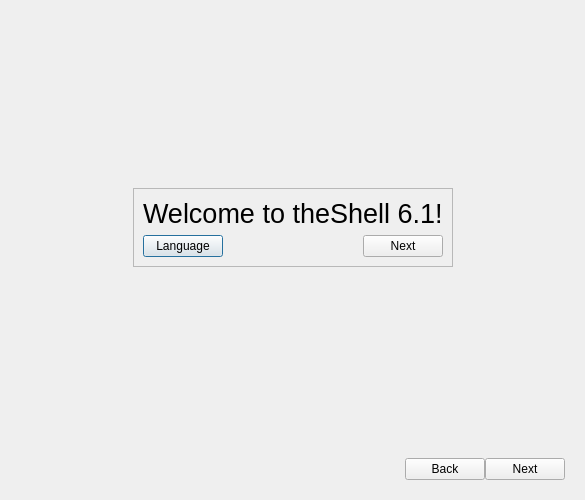
First picture: the form in onboarding.ui, repository vicr123/theshell, before the edit.
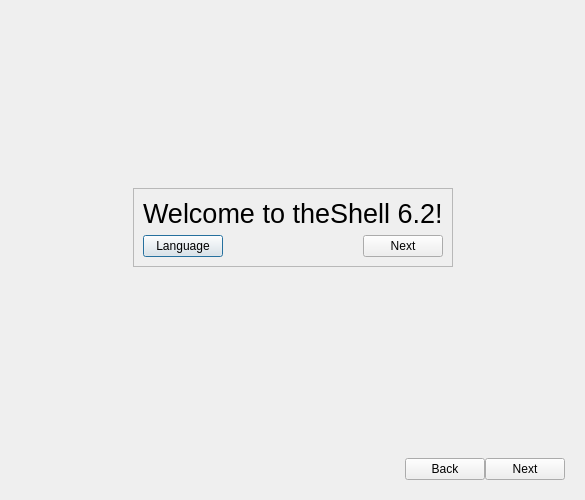
Second picture: the form after the edit. Icons and pictures are not drawn. Custom widgets are drawn as their Qt base class.

```diff
--- a/onboarding.ui
+++ b/onboarding.ui
@@ -89,7 +89,7 @@
              </font>
             </property>
             <property name="text">
-             <string>Welcome to theShell 6.1!</string>
+             <string>Welcome to theShell 6.2!</string>
             </property>
            </widget>
           </item>
```
Left out of the diff: 3 changed lines with no effect on the pictures.
